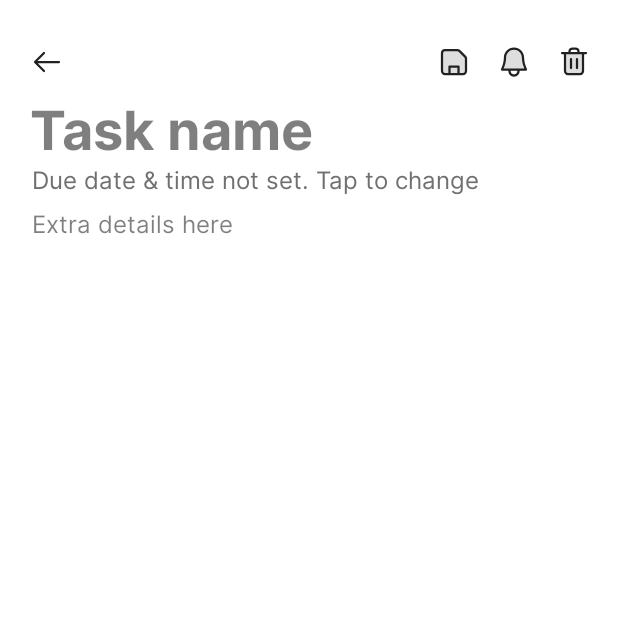
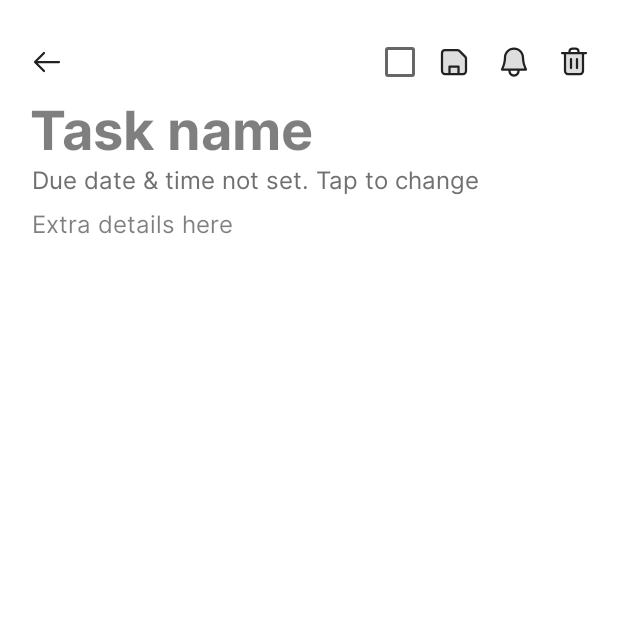
Before and after one commit to galaxygoldfish/compose, an Android app built with Jetpack Compose: the composable TaskEditorView called with empty values, on a phone screen of 412 x 824 dp, the top half of it. Run offline under Robolectric (Android 15) with nearby library versions, the light colour scheme and no system bars; our stand-ins replace Firebase (no records; nobody signed in at launch, a user with empty details on screens opened directly), accompanist; 3 statements that could not run were skipped.

```diff
--- a/android/app/src/main/java/com/compose/app/android/firebase/FirebaseDocument.kt
+++ b/android/app/src/main/java/com/compose/app/android/firebase/FirebaseDocument.kt
@@ -10,19 +10,16 @@ import com.google.firebase.firestore.SetOptions
 import com.google.firebase.firestore.ktx.firestore
 import com.google.firebase.ktx.Firebase
 import kotlinx.coroutines.CompletableDeferred
-import kotlinx.coroutines.CoroutineScope
-import kotlinx.coroutines.Dispatchers
-import kotlinx.coroutines.Job
 
 class FirebaseDocument {
 
     private val firebaseFirestore = Firebase.firestore
     private val firebaseAuth = Firebase.auth
 
-    private val asyncScope = CoroutineScope(Dispatchers.IO + Job())
-
     private val userdataBasePath = firebaseFirestore.collection("USERDATA")
         .document(firebaseAuth.currentUser!!.uid)
+    private val storageDocumentPath = firebaseFirestore.collection("METADATA").document("USERS")
+        .collection(firebaseAuth.currentUser!!.uid).document("QUOTA-MONITOR")
 
     /**
      * Fetch all notes in the current user's note folder, updating
@@ -61,7 +58,7 @@ class FirebaseDocument {
         }
     }
 
-    // WIP
+
     suspend fun getDocumentByID(documentID: String, documentType: DocumentType) : Map<String, Any> {
         val completableToken = CompletableDeferred<Map<String, Any>>()
         val currentDocumentPath = userdataBasePath.collection(
@@ -147,8 +144,6 @@ class FirebaseDocument {
         val noteOrTask = if (type == DocumentType.NOTE) "NOTE-DATA" else "TASK-DATA"
         val documentPath = firebaseFirestore.collection("USERDATA")
             .document(firebaseAuth.currentUser!!.uid).collection(noteOrTask).document(documentID)
-        val storageDocumentPath = firebaseFirestore.collection("METADATA").document("USERS")
-            .collection(firebaseAuth.currentUser!!.uid).document("QUOTA-MONITOR")
         val documentSize = FirebaseUtils.calculateDocumentSize(documentPath)
         documentPath.set(documentFields)
         storageDocumentPath.set(mapOf("${noteOrTask}-${documentID}" to documentSize), SetOptions.merge())
@@ -158,8 +153,6 @@ class FirebaseDocument {
         val noteOrTask = if (documentType == DocumentType.NOTE) "NOTE-DATA" else "TASK-DATA"
         val documentPath = firebaseFirestore.collection("USERDATA")
             .document(firebaseAuth.currentUser!!.uid).collection(noteOrTask).document(documentID)
-        val storageDocumentPath = firebaseFirestore.collection("METADATA").document("USERS")
-            .collection(firebaseAuth.currentUser!!.uid).document("QUOTA-MONITOR")
         storageDocumentPath.get().addOnSuccessListener {
             it.data?.let { it2 ->
                 it2.remove("${noteOrTask}-${documentID}")
--- a/android/app/src/main/java/com/compose/app/android/view/TaskEditorView.kt
+++ b/android/app/src/main/java/com/compose/app/android/view/TaskEditorView.kt
@@ -112,6 +112,16 @@ fun TaskEditorView(
                         horizontalArrangement = Arrangement.End,
                         modifier = Modifier.padding(end = 5.dp, top = 5.dp)
                     ) {
+                        Checkbox(
+                            checked = viewModel.taskCompletionState.value,
+                            onCheckedChange = {
+                                FirebaseDocument().updateTaskCompletion(it, viewModel.currentDocumentID.value!!)
+                                viewModel.taskCompletionState.value = it
+                            },
+                            modifier = Modifier
+                                .size(30.dp)
+                                .padding(end = 10.dp)
+                        )
                         IconButton(
                             modifier = Modifier
                                 .padding(end = 10.dp)
```
Also changed, not shown: android/app/src/main/java/com/compose/app/android/view/NoteOptionMenu.kt (+5 -6 lines), android/app/src/main/java/com/compose/app/android/viewmodel/TaskEditorViewModel.kt (+7 -7 lines).
